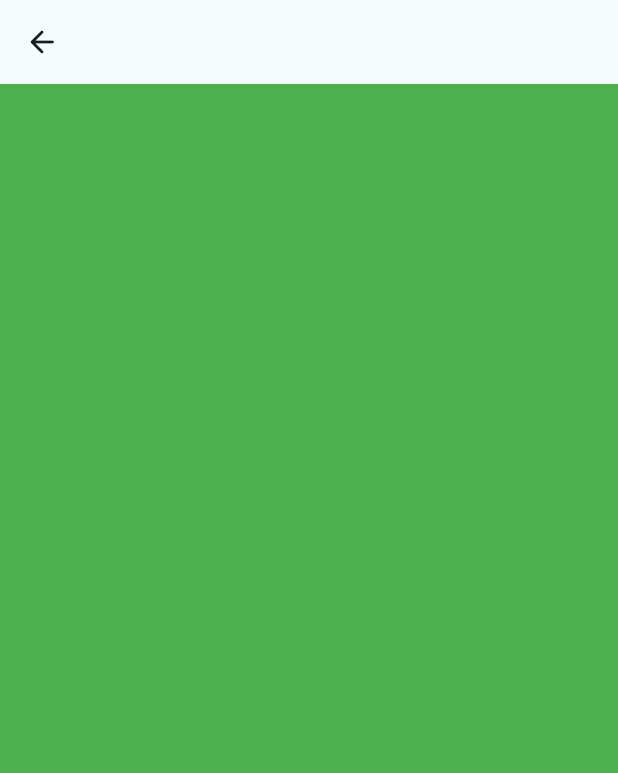
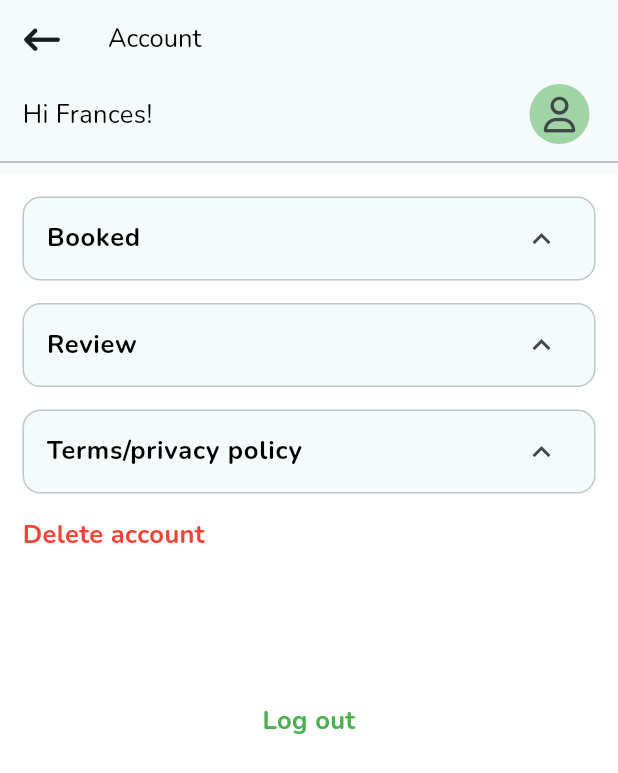
Before and after one commit to codeZe-us/Truckhub, a Flutter app: the AccountView screen opened directly, on a phone screen of 412 x 824 dp. Shown: the top 773 px of the screen. Run offline on Flutter 3.47's test engine with Material 3 defaults, Android fonts, the phone set to English and light mode, and no system bars; our stand-ins replace font_awesome_flutter, gap, google_fonts, google_maps_flutter, location, pin_code_fields.

Commit message:
Done with the main account view

```diff
--- a/lib/main.dart
+++ b/lib/main.dart
@@ -6,6 +6,7 @@ import 'package:truckhub/screens/utils/extensions.dart';
 import 'package:truckhub/screens/views/confirm_phone_number/pincode_view.dart';
 import 'package:truckhub/screens/views/home_screen/main_home_screen.dart';
 import 'package:truckhub/screens/views/home_screen/sub_view/account_view/driver_profile.dart';
+import 'package:truckhub/screens/views/home_screen/sub_view/account_view/main_account_view.dart';
 import 'package:truckhub/screens/views/home_screen/sub_view/google_map_view.dart';
 import 'package:truckhub/screens/views/home_screen/sub_view/notifications/notification_view.dart';
 import 'package:truckhub/screens/views/pickup_location_destination/pickup_locaton_and_destination_search_view.dart';
@@ -43,7 +44,7 @@ class MyApp extends StatelessWidget {
         ),
         useMaterial3: true,
       ),
-      home: const DriversProfileView()
+      home: const AccountView()
     );
   }
 }
--- a/lib/screens/constants/colors.dart
+++ b/lib/screens/constants/colors.dart
@@ -4,3 +4,4 @@ const blackColor = Colors.black;
 const whiteColor = Colors.white;
 const greenColor = Colors.green;
 const transparentColor = Colors.transparent;
+const redColor = Colors.red;
--- a/lib/screens/constants/strings.dart
+++ b/lib/screens/constants/strings.dart
@@ -63,3 +63,9 @@ const truckDetailsString = 'Ford T-450, Black';
 const truckNumberString = 'FST537GX';
 const driverReviewString = 'Review about rider';
 const noReviewString = 'No review yet';
+const hiString = 'Hi Frances!';
+const bookedString = 'Booked';
+const reviewString = 'Review';
+const termPrivacyString = 'Terms/privacy policy';
+const deleteAccountString = 'Delete account';
+const logOutString = 'Log out';
--- a/lib/screens/custom_widgets/text_widget.dart
+++ b/lib/screens/custom_widgets/text_widget.dart
@@ -7,10 +7,12 @@ class GenericText extends StatelessWidget {
   final double fontSize;
   final FontWeight fontWeight;
   final String text;
+  final bool? noCenterAlign;
 
   const GenericText({
     super.key,
     this.color,
+    this.noCenterAlign,
     required this.fontSize,
     required this.fontWeight,
     required this.text
@@ -19,6 +21,7 @@ class GenericText extends StatelessWidget {
   @override
   Widget build(BuildContext context) {
     return Text(text).decorateText(
+      noCenterAlign: noCenterAlign,
       color: color ?? blackColor,
       fontWeight: fontWeight,
       fontSize: fontSize
--- a/lib/screens/utils/extensions.dart
+++ b/lib/screens/utils/extensions.dart
@@ -7,7 +7,8 @@ extension ModifyText on Text{
     required Color color,
     required FontWeight fontWeight,
     required double fontSize,
-    bool? controlOverflow
+    bool? controlOverflow,
+    bool? noCenterAlign
   }) => Text(
     data ?? '',
     style: GoogleFonts.getFont(
@@ -18,7 +19,7 @@ extension ModifyText on Text{
     ),
     overflow: controlOverflow ?? false ? TextOverflow.ellipsis : null,
     softWrap: true,
-    textAlign: TextAlign.center,
+    textAlign: noCenterAlign ?? false ? null : TextAlign.center,
   );
 }
 
--- /dev/null
+++ b/lib/screens/views/home_screen/sub_view/account_view/custom_card_widget.dart
@@ -0,0 +1,45 @@
+import 'package:flutter/material.dart';
+import 'package:truckhub/screens/constants/fontsizes.dart';
+import 'package:truckhub/screens/constants/fontweights.dart';
+import 'package:truckhub/screens/custom_widgets/text_widget.dart';
+
+class GenericCardWidget extends StatefulWidget {
+  final void Function()? onTap;
+  final String title;
+
+  const GenericCardWidget({
+    super.key,
+    required this.onTap,
+    required this.title
+  });
+
+  @override
+  State<GenericCardWidget> createState() => _GenericCardWidgetState();
+}
+
+class _GenericCardWidgetState extends State<GenericCardWidget> {
+  bool changeIcon = false;
+
+  @override
+  Widget build(BuildContext context) {
+    return Card.outlined(
+      margin: const EdgeInsets.only(bottom: 15),
+      child: ListTile(
+        onTap: (){
+          setState(() => changeIcon = !changeIcon);
+          widget.onTap;
+        },
+        trailing: Icon(
+          changeIcon ? Icons.keyboard_arrow_right_sharp
+          : Icons.keyboard_arrow_up_outlined
+        ),
+        title: GenericText(
+          noCenterAlign: true,
+          fontSize: fontSize3half,
+          fontWeight: fontWeight7,
+          text: widget.title
+        ),
+      ),
+    );
+  }
+}
--- a/lib/screens/views/home_screen/sub_view/account_view/main_account_view.dart
+++ b/lib/screens/views/home_screen/sub_view/account_view/main_account_view.dart
@@ -1,5 +1,13 @@
 import 'package:flutter/material.dart';
+import 'package:flutter/widgets.dart';
+import 'package:font_awesome_flutter/font_awesome_flutter.dart';
+import 'package:gap/gap.dart';
 import 'package:truckhub/screens/constants/colors.dart';
+import 'package:truckhub/screens/constants/fontsizes.dart';
+import 'package:truckhub/screens/constants/fontweights.dart';
+import 'package:truckhub/screens/constants/strings.dart';
+import 'package:truckhub/screens/custom_widgets/text_widget.dart';
+import 'package:truckhub/screens/views/home_screen/sub_view/account_view/custom_card_widget.dart';
 
 class AccountView extends StatelessWidget {
   const AccountView({super.key});
@@ -10,14 +18,90 @@ class AccountView extends StatelessWidget {
       backgroundColor: whiteColor,
       appBar: AppBar(
         leading: IconButton(
-          icon: const Icon(Icons.arrow_back_rounded),
+          icon: const FaIcon(FontAwesomeIcons.arrowLeftLong),
           onPressed: (){
             //Implement the functionality of this IconButton here
           },
-        )
+        ),
+        title:  const GenericText(
+          text: accountsString,
+          fontSize: fontSize3half,
+          fontWeight: fontWeight4,
+        ),
+        bottom: PreferredSize(
+          preferredSize: const Size(
+            double.infinity,
+            60
+          ),
+          child: Column(
+            children: [
+              Padding(
+                padding: const EdgeInsets.fromLTRB(15, 0, 15, 0),
+                child: Row(
+                  mainAxisAlignment: MainAxisAlignment.spaceBetween,
+                  children: [
+                    const GenericText(
+                      text: hiString,
+                      fontSize: fontSize3half,
+                      fontWeight: fontWeight4,
+                    ),
+                    IconButton(
+                      style: ButtonStyle(
+                        backgroundColor: MaterialStatePropertyAll(greenColor.withOpacity(0.5))
+                      ),
+                      onPressed: (){},
+                      icon: const FaIcon(FontAwesomeIcons.user)
+                    )
+                  ],
+                ),
+              ),
+              const Divider(
+                color: blackColor,
+                thickness: 0.3,
+              )
+            ],
+          )
+        ),
       ),
-      body: Container(
-        color: greenColor
+
+      body: Padding(
+        padding: const EdgeInsets.all(15),
+        child: ListView(
+          children: [
+            GenericCardWidget(
+              onTap: (){},
+              title: bookedString
+            ),
+            GenericCardWidget(
+              onTap: (){},
+              title: reviewString
+            ),
+            GenericCardWidget(
+              onTap: (){},
+              title: termPrivacyString
+            ),
+            GestureDetector(
+              onTap: (){},
+              child: const GenericText(
+                noCenterAlign: true,
+                color: redColor,
+                text: deleteAccountString,
+                fontSize: fontSize3half,
+                fontWeight: fontWeight7,
+              ),
+            ),
+            const Gap(100),
+            GestureDetector(
+              onTap: (){},
+              child: const GenericText(
+                color: greenColor,
+                text: logOutString,
+                fontSize: fontSize3half,
+                fontWeight: fontWeight7,
+              ),
+            ),
+          ],
+        ),
       )
     );
   }
```
